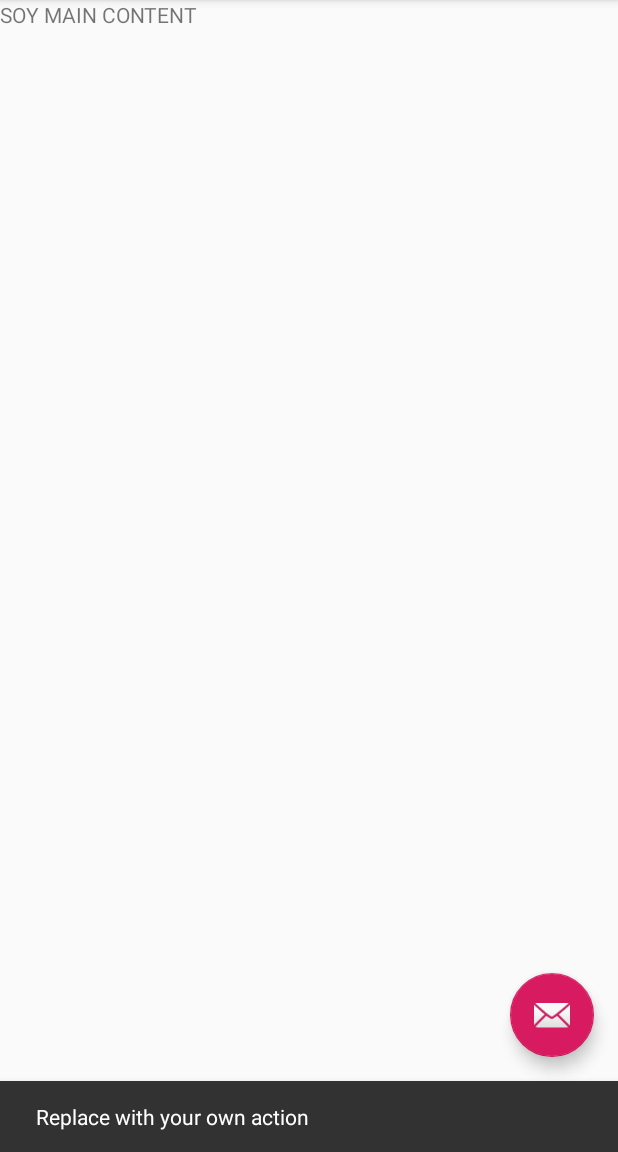
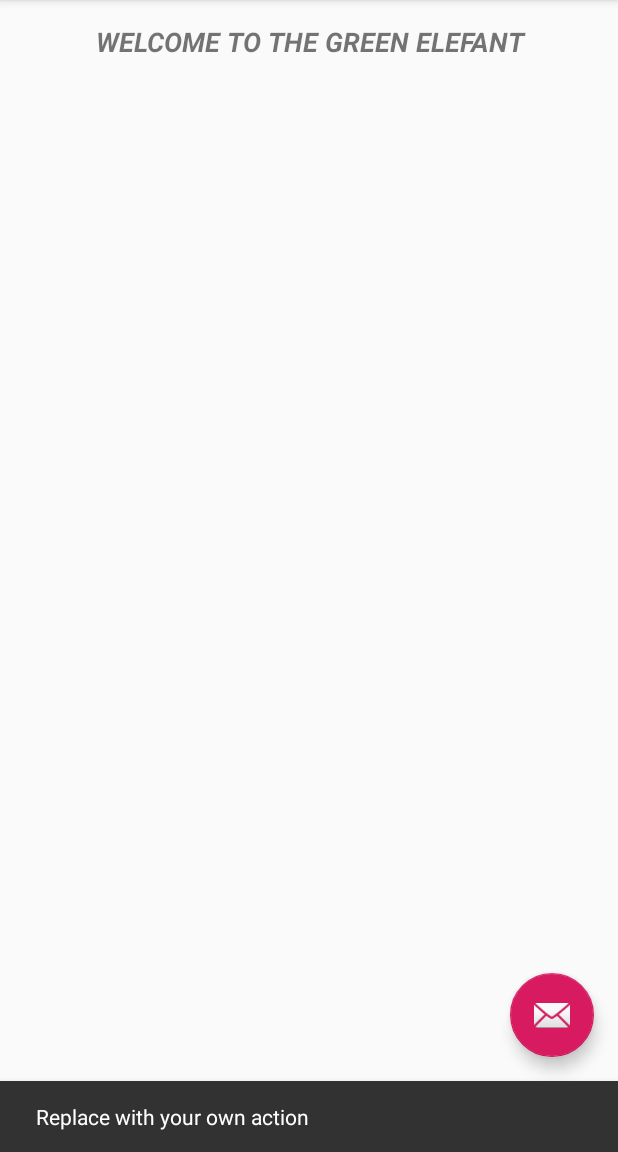
Before and after one commit to fotocopiacat/Evaluacion2, an Android app: the screen it shows after launch (MainActivity), after a tap on an icon or button, on a phone screen of 412 x 824 dp, the part 84-1236 px from its top. Run offline under Robolectric (Android 15) with nearby library versions, the phone set to English and light mode, and no system bars.

```diff
--- a/app/src/main/java/com/example/android/evaluacion2/MainActivity.kt
+++ b/app/src/main/java/com/example/android/evaluacion2/MainActivity.kt
@@ -77,9 +77,9 @@ class MainActivity : AppCompatActivity(), NavigationView.OnNavigationItemSelecte
             R.id.nav_searchProduct -> {
 
             }
-            R.id.nav_getUsd -> {
-
-            }
+         //   R.id.nav_getUsd ->
+         //   {
+         //   }
 
 
 
--- a/app/src/main/res/layout/content_main.xml
+++ b/app/src/main/res/layout/content_main.xml
@@ -14,8 +14,9 @@
             android:layout_width="match_parent"
             android:layout_height="match_parent" android:id="@+id/layFragMain">
         <TextView
-                android:text="SOY MAIN CONTENT"
+                android:text="WELCOME TO THE GREEN ELEFANT"
                 android:layout_width="match_parent"
-                android:layout_height="wrap_content" android:id="@+id/textView4"/>
+                android:layout_height="wrap_content" android:id="@+id/textView4" android:textAlignment="center"
+                android:layout_margin="15dp" android:textSize="18sp" android:textStyle="bold|italic"/>
     </LinearLayout>
 </LinearLayout>
```
Also changed, not shown: app/src/main/java/com/example/android/evaluacion2/ContentFrag.kt (+7 -0 lines), app/src/main/java/com/example/android/evaluacion2/CustomSQL.kt (+5 -11 lines).
